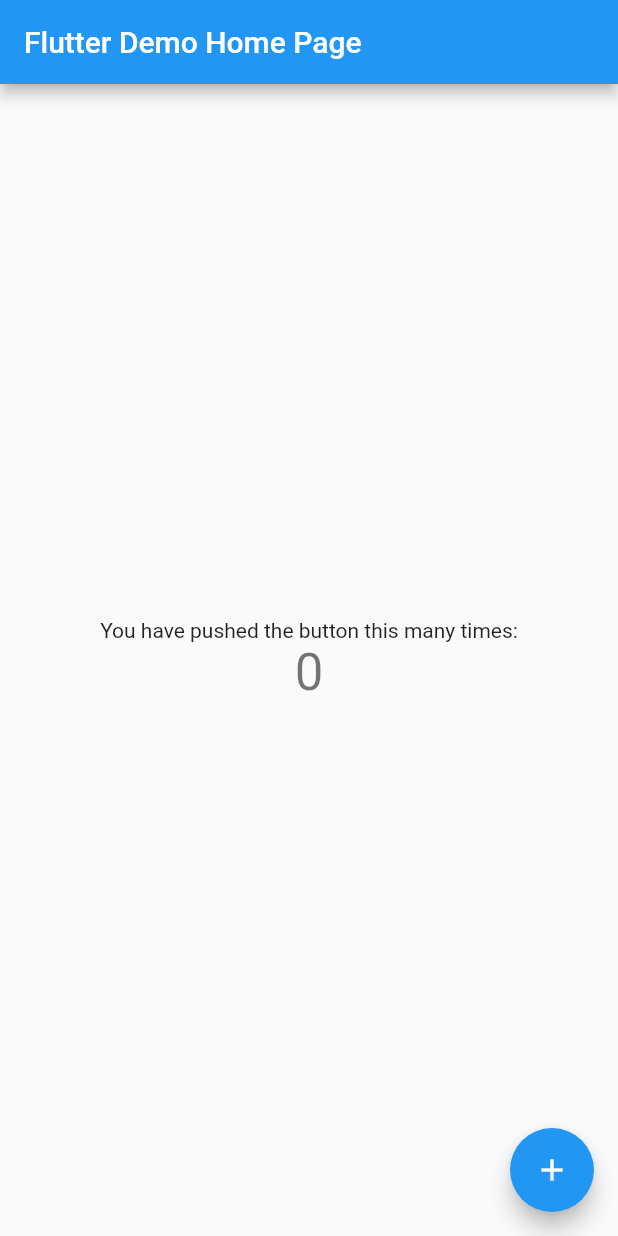
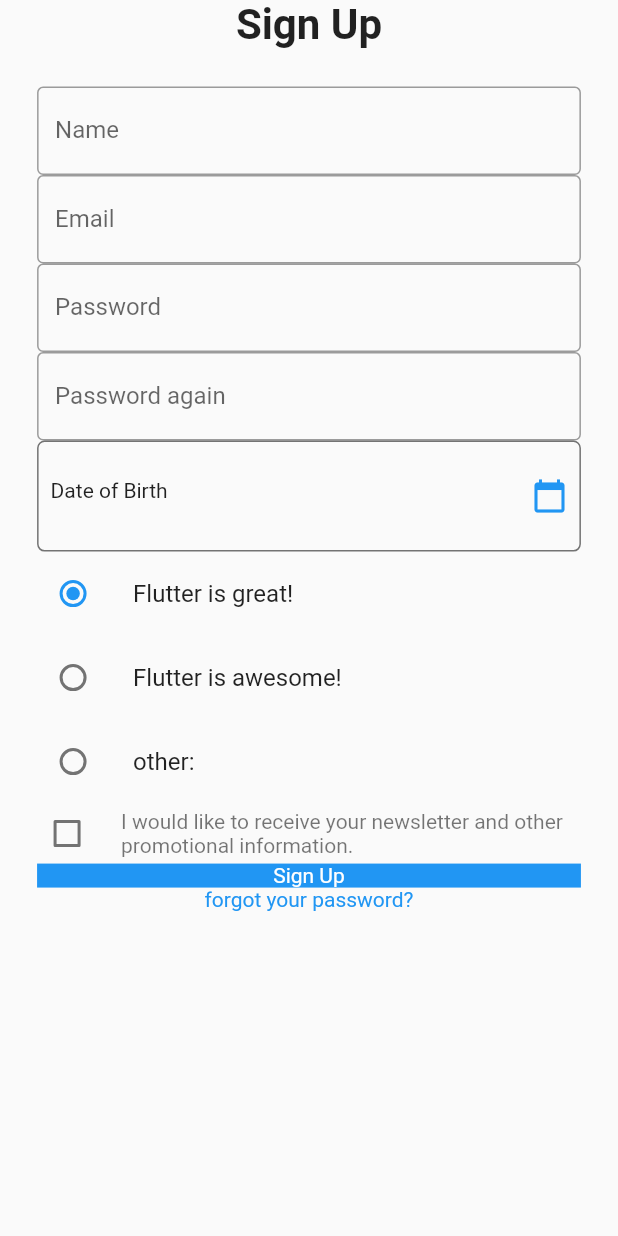
Before and after one commit to kidusG12/juneChallenge-repo, a Flutter app: the screen it shows after launch, on a phone screen of 412 x 824 dp. Run offline on Flutter 3.47's test engine with Material 2 defaults, Android fonts, the phone set to English and light mode, and no system bars.

Commit message:
finish the raw form of signup

```diff
--- a/lib/main.dart
+++ b/lib/main.dart
@@ -1,4 +1,6 @@
 import 'package:flutter/material.dart';
+import 'package:flutterchallenge1/screens/login/login.dart';
+import 'package:flutterchallenge1/screens/signup/signup.dart';
 
 void main() {
   runApp(const MyApp());
@@ -11,105 +13,19 @@ class MyApp extends StatelessWidget {
   @override
   Widget build(BuildContext context) {
     return MaterialApp(
-      title: 'Flutter Demo',
+      title: 'june challenge',
+      debugShowCheckedModeBanner: false,
       theme: ThemeData(
-        // This is the theme of your application.
-        //
-        // Try running your application with "flutter run". You'll see the
-        // application has a blue toolbar. Then, without quitting the app, try
-        // changing the primarySwatch below to Colors.green and then invoke
-        // "hot reload" (press "r" in the console where you ran "flutter run",
-        // or simply save your changes to "hot reload" in a Flutter IDE).
-        // Notice that the counter didn't reset back to zero; the application
-        // is not restarted.
         primarySwatch: Colors.blue,
       ),
-      home: const MyHomePage(title: 'Flutter Demo Home Page'),
+      home: SignupScreen(),
+      routes: {
+        SignupScreen.routeName: (ctx)=>SignupScreen(),
+        LoginScreen.routeName:(ctx)=>LoginScreen(),
+      },
+      onUnknownRoute: (settings){
+        return MaterialPageRoute(builder: (ctx)=>SignupScreen());
+      },
     );
   }
 }
-
-class MyHomePage extends StatefulWidget {
-  const MyHomePage({Key? key, required this.title}) : super(key: key);
-
-  // This widget is the home page of your application. It is stateful, meaning
-  // that it has a State object (defined below) that contains fields that affect
-  // how it looks.
-
-  // This class is the configuration for the state. It holds the values (in this
-  // case the title) provided by the parent (in this case the App widget) and
-  // used by the build method of the State. Fields in a Widget subclass are
-  // always marked "final".
-
-  final String title;
-
-  @override
-  State<MyHomePage> createState() => _MyHomePageState();
-}
-
-class _MyHomePageState extends State<MyHomePage> {
-  int _counter = 0;
-
-  void _incrementCounter() {
-    setState(() {
-      // This call to setState tells the Flutter framework that something has
-      // changed in this State, which causes it to rerun the build method below
-      // so that the display can reflect the updated values. If we changed
-      // _counter without calling setState(), then the build method would not be
-      // called again, and so nothing would appear to happen.
-      _counter++;
-    });
-  }
-
-  @override
-  Widget build(BuildContext context) {
-    // This method is rerun every time setState is called, for instance as done
-    // by the _incrementCounter method above.
-    //
-    // The Flutter framework has been optimized to make rerunning build methods
-    // fast, so that you can just rebuild anything that needs updating rather
-    // than having to individually change instances of widgets.
-    return Scaffold(
-      appBar: AppBar(
-        // Here we take the value from the MyHomePage object that was created by
-        // the App.build method, and use it to set our appbar title.
-        title: Text(widget.title),
-      ),
-      body: Center(
-        // Center is a layout widget. It takes a single child and positions it
-        // in the middle of the parent.
-        child: Column(
-          // Column is also a layout widget. It takes a list of children and
-          // arranges them vertically. By default, it sizes itself to fit its
-          // children horizontally, and tries to be as tall as its parent.
-          //
-          // Invoke "debug painting" (press "p" in the console, choose the
-          // "Toggle Debug Paint" action from the Flutter Inspector in Android
-          // Studio, or the "Toggle Debug Paint" command in Visual Studio Code)
-          // to see the wireframe for each widget.
-          //
-          // Column has various properties to control how it sizes itself and
-          // how it positions its children. Here we use mainAxisAlignment to
-          // center the children vertically; the main axis here is the vertical
-          // axis because Columns are vertical (the cross axis would be
-          // horizontal).
-          mainAxisAlignment: MainAxisAlignment.center,
-          children: <Widget>[
-            const Text(
-              'You have pushed the button this many times:',
-            ),
-            Text(
-              '$_counter',
-              style: Theme.of(context).textTheme.headline4,
-            ),
-          ],
-        ),
-      ),
-      floatingActionButton: FloatingActionButton(
-        onPressed: _incrementCounter,
-        tooltip: 'Increment',
-        child: const Icon(Icons.add),
-      ), // This trailing comma makes auto-formatting nicer for build methods.
-    );
-  }
-}
--- /dev/null
+++ b/lib/screens/login/login.dart
@@ -0,0 +1,15 @@
+import 'package:flutter/material.dart';
+
+class LoginScreen extends StatefulWidget {
+  static const routeName = '/loginScreen';
+
+  @override
+  _LoginScreenState createState() => _LoginScreenState();
+}
+
+class _LoginScreenState extends State<LoginScreen> {
+  @override
+  Widget build(BuildContext context) {
+    return Container();
+  }
+}
--- /dev/null
+++ b/lib/screens/login/widgets/textField.dart
@@ -0,0 +1,32 @@
+import 'package:flutter/material.dart';
+
+class TextField extends StatelessWidget {
+  final TextEditingController textController;
+  final TextInputType textKeyboardType;
+  final String label;
+  final String? Function(String?) fieldValidator;
+  final bool isPassword;
+
+TextField({
+    required this.textController,
+    required this.fieldValidator,
+    required this.label,
+    required this.textKeyboardType,
+    this.isPassword = false,
+});
+
+  @override
+  Widget build(BuildContext context) {
+    return TextFormField(
+      validator: fieldValidator,
+      controller:textController,
+      textInputAction: TextInputAction.next,
+      keyboardType: textKeyboardType,
+      obscureText: isPassword,
+      decoration:InputDecoration(
+        labelText: label,
+        border: const OutlineInputBorder(),
+      ),
+    );
+  }
+}
--- /dev/null
+++ b/lib/screens/signup/signup.dart
@@ -0,0 +1,262 @@
+import 'package:flutter/material.dart';
+import 'package:flutterchallenge1/screens/login/widgets/textField.dart';
+import 'package:intl/intl.dart';
+
+class SignupScreen extends StatefulWidget {
+  static const routeName = '/signupScreen';
+  const SignupScreen({Key? key}) : super(key: key);
+
+  @override
+  _SignupScreenState createState() => _SignupScreenState();
+}
+
+class _SignupScreenState extends State<SignupScreen> {
+  static final _signupFormKey = GlobalKey<FormState>();
+  final TextEditingController _nameFieldController = TextEditingController();
+  final TextEditingController _emailFieldController = TextEditingController();
+  final TextEditingController _passwordFieldController =TextEditingController();
+  final TextEditingController _ConformPasswordFieldController =TextEditingController();
+  final TextEditingController _otherFieldController =TextEditingController();
+  DateTime? _enteredDate;
+  String _selectedRadio = 'Flutter is great!';
+  bool _checkedValue = false;
+
+  void _pickDate() {
+    showDatePicker(
+            context: context,
+            initialDate: DateTime.now(),
+            firstDate: DateTime(1922),
+            lastDate: DateTime.now())
+        .then((pickedDate) {
+      if (pickedDate == null) {
+        return;
+      }
+      setState(() {
+        _enteredDate = pickedDate;
+      });
+    });
+  }
+
+  @override
+  Widget build(BuildContext context) {
+    final _width = MediaQuery.of(context).size.width;
+    return Scaffold(
+      body: SafeArea(
+        child: Column(
+          children: [
+            const Text(
+              'Sign Up',
+              style: TextStyle(fontSize: 28, fontWeight: FontWeight.bold),
+            ),
+            Form(
+              key: _signupFormKey,
+              child: SingleChildScrollView(
+                child: Padding(
+                  padding: EdgeInsets.all(_width * 0.06),
+                  child: Column(
+                    crossAxisAlignment: CrossAxisAlignment.start,
+                    children: [
+                      //name
+                      TextFormField(
+                        validator: (value) {
+                          if (value == null || value.isEmpty) {
+                            return 'This field is required';
+                          }
+                          return null;
+                        },
+                        controller: _nameFieldController,
+                        textInputAction: TextInputAction.next,
+                        keyboardType: TextInputType.name,
+                        decoration: const InputDecoration(
+                          labelText: 'Name',
+                          border: OutlineInputBorder(),
+                        ),
+                      ),
+                      //email
+                      TextFormField(
+                        validator: (value) {
+                          if (value == null || value.isEmpty) {
+                            return 'This field is required';
+                          }
+                          return null;
+                        },
+                        controller: _emailFieldController,
+                        textInputAction: TextInputAction.next,
+                        keyboardType: TextInputType.emailAddress,
+                        decoration: const InputDecoration(
+                          labelText: 'Email',
+                          border: OutlineInputBorder(),
+                        ),
+                      ),
+                      //password
+                      TextFormField(
+                        validator: (value) {
+                          RegExp regex = RegExp(
+                              r'^(?=.*?[A-Z])(?=.*?[a-z])(?=.*?[0-9])(?=.*?[!@#\$&*~]).{8,}$');
+                          if (value == null || value.isEmpty) {
+                            return 'Please enter password';
+                          } else {
+                            if (!regex.hasMatch(value)) {
+                              return 'Enter valid password';
+                            } else {
+                              return null;
+                            }
+                          }
+                        },
+                        obscuringCharacter: '*',
+                        obscureText: true,
+                        controller: _passwordFieldController,
+                        textInputAction: TextInputAction.next,
+                        keyboardType: TextInputType.text,
+                        decoration: const InputDecoration(
+                          labelText: 'Password',
+                          border: OutlineInputBorder(),
+                        ),
+                      ),
+                      //conform password
+                      TextFormField(
+                        validator: (value) {
+                          if (value == null || value.isEmpty) {
+                            return 'Type your password again';
+                          } else if (value != _passwordFieldController) {
+                            return 'Password don\'t match';
+                          }
+                          return null;
+                        },
+                        obscuringCharacter: '*',
+                        obscureText: true,
+                        controller: _ConformPasswordFieldController,
+                        textInputAction: TextInputAction.next,
+                        keyboardType: TextInputType.text,
+                        decoration: const InputDecoration(
+                          labelText: 'Password again',
+                          border: OutlineInputBorder(),
+                        ),
+                      ),
+                      //date of birth
+                      ListTile(
+                        contentPadding: const EdgeInsets.all(8),
+                        shape: RoundedRectangleBorder(
+                          side: BorderSide(color: Colors.black54, width: 1),
+                          borderRadius: BorderRadius.circular(5),
+                        ),
+                        onTap: () {
+                          _pickDate();
+                        },
+                        leading: _enteredDate == null
+                            ? const Text('Date of Birth')
+                            : Padding(
+                                padding: const EdgeInsets.all(8.0),
+                                child: Text(
+                                  '${DateFormat.yMEd().format(_enteredDate!)}',
+                                  style: TextStyle(
+                                      color: Theme.of(context).primaryColor),
+                                ),
+                              ),
+                        trailing: Icon(
+                          Icons.calendar_today,
+                          color: Theme.of(context).primaryColor,
+                        ),
+                      ),
+                      //radio buttons
+                      ListTile(
+                        contentPadding: const EdgeInsets.all(0),
+                        leading: Radio<String>(
+                          value: 'Flutter is great!',
+                          groupValue: _selectedRadio,
+                          onChanged: (value) {
+                            setState(() {
+                              _selectedRadio = value!;
+                            });
+                          },
+                        ),
+                        title: const Text('Flutter is great!'),
+                      ),
+                      ListTile(
+                        contentPadding: const EdgeInsets.all(0),
+                        leading: Radio<String>(
+                          value: 'Flutter is awesome!',
+                          groupValue: _selectedRadio,
+                          onChanged: (value) {
+                            setState(() {
+                              _selectedRadio = value!;
+                            });
+                          },
+                        ),
+                        title: const Text('Flutter is awesome!'),
+                      ),
+                      ListTile(
+                        contentPadding: const EdgeInsets.all(0),
+                        leading: Radio<String>(
+                          value: 'other',
+                          groupValue: _selectedRadio,
+                          onChanged: (value) {
+                            setState(() {
+                              _selectedRadio = value!;
+                            });
+                          },
+                        ),
+                        title: const Text('other:'),
+                      ),
+                      //other field
+                      _selectedRadio == 'other'
+                          ? TextFormField(
+                              validator: (value) {
+                                if (value == null || value.isEmpty) {
+                                  return 'This field is required';
+                                }
+                                return null;
+                              },
+                              controller: _otherFieldController,
+                              textInputAction: TextInputAction.done,
+                              keyboardType: TextInputType.text,
+                              decoration: const InputDecoration(
+                                labelText: 'other',
+                                border: OutlineInputBorder(),
+                              ),
+                            )
+                          : SizedBox.shrink(),
+                      //checkbox
+                      CheckboxListTile(
+                        contentPadding: const EdgeInsets.all(0),
+                        subtitle: const Text("I would like to receive your newsletter and other promotional information."),
+                        value: _checkedValue,
+                        onChanged: (newValue) {
+                          setState(() {
+                            _checkedValue = newValue!;
+                          });
+                        },
+                        controlAffinity: ListTileControlAffinity.leading,  //  <-- leading Checkbox
+                      ),
+
+                      // signUp button
+                      GestureDetector(
+                        onTap: null,
+                        child: Container(
+                          width: double.infinity,
+                          color: Theme.of(context).primaryColor,
+                          child:const Center(
+                            child:Text('Sign Up',style: TextStyle(color: Colors.white),),
+                          ),
+                        ),
+                      ),
+                      //forgetPassword
+                      GestureDetector(
+                        onTap: null,
+                        child: Center(
+                          child: Text(
+                            'forgot your password?',
+                            style: TextStyle(color: Theme.of(context).primaryColor),),
+                        ),
+                          ),
+                    ],
+                  ),
+                ),
+              ),
+            )
+          ],
+        ),
+      ),
+    );
+  }
+}
--- a/pubspec.yaml
+++ b/pubspec.yaml
@@ -34,6 +34,8 @@ dependencies:
   # The following adds the Cupertino Icons font to your application.
   # Use with the CupertinoIcons class for iOS style icons.
   cupertino_icons: ^1.0.2
+
+  intl: ^0.17.0
 
 dev_dependencies:
   flutter_test:
```
Also changed, not shown: pubspec.lock.
